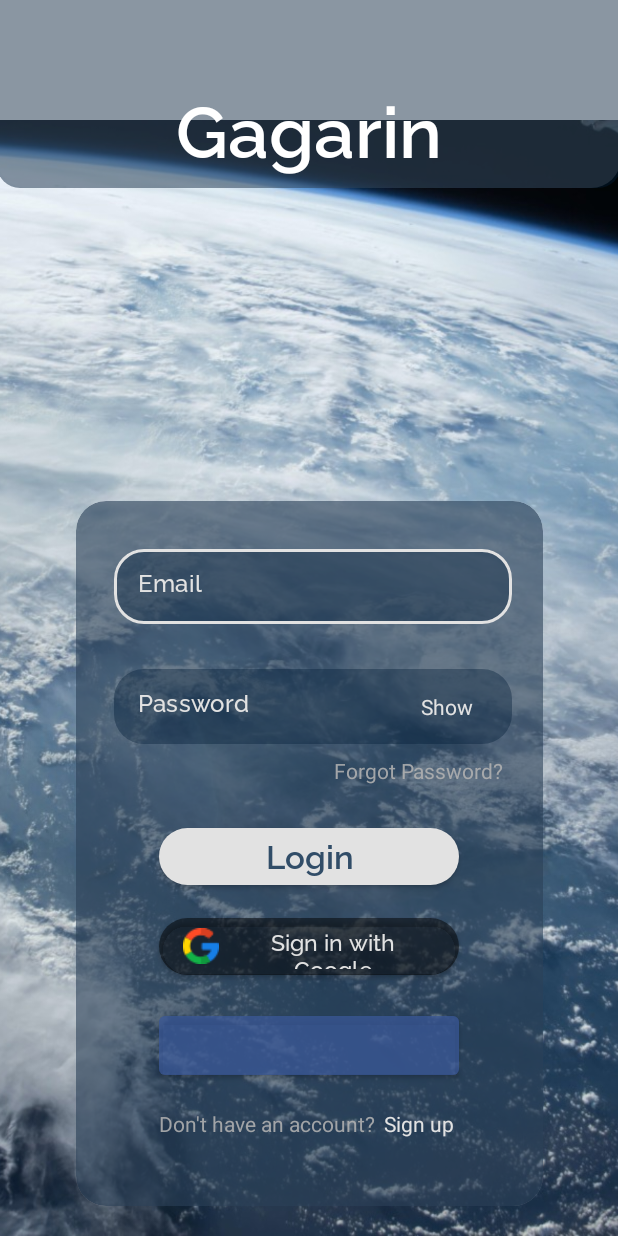
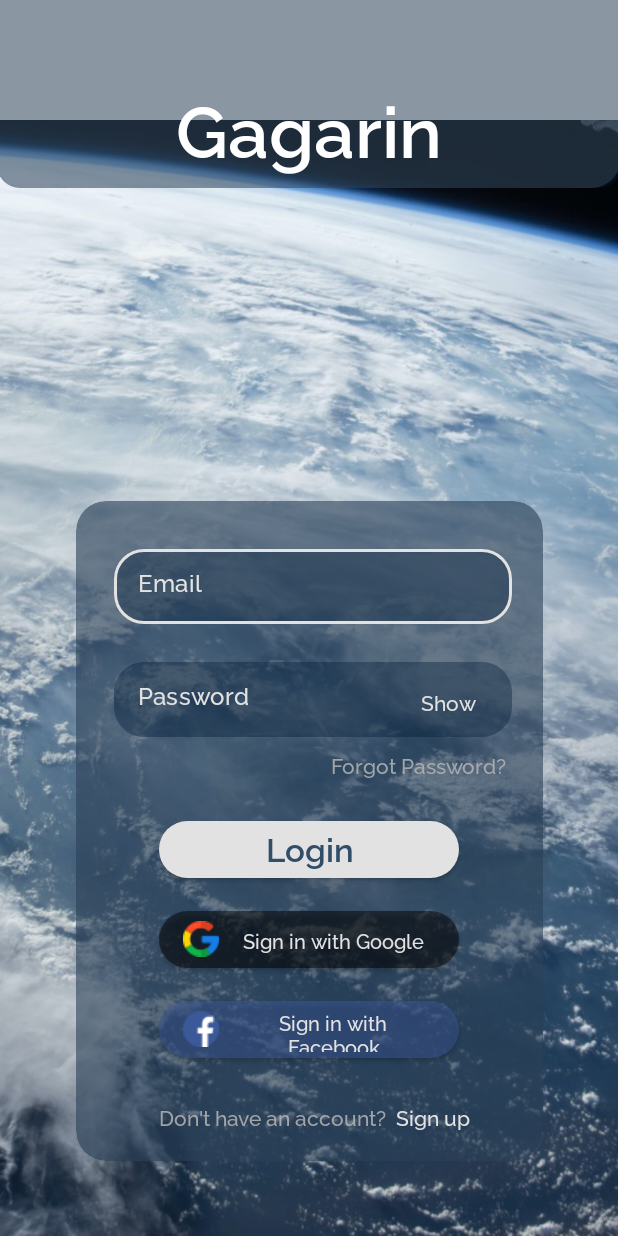
Before and after one commit to 2DAMUE/pfcjun21_gagarin, an Android app: the screen it shows after launch (LoginScreen), on a phone screen of 412 x 824 dp. Run offline under Robolectric (Android 15) with nearby library versions, the phone set to English and light mode, and no system bars; our stand-ins replace Firebase (no records; nobody signed in at launch, a user with empty details on screens opened directly); libraries missing offline, so code that uses them is left out: com.eightbitlab.supportrenderscriptblur, com.facebook, com.facebook.appevents, com.facebook.login, eightbitlab.com.blurview; plain views replace BlurView, LoginButton; 9 statements that could not run were skipped.

Commit message:
Retoques diseño Login y Register, margin botones, elementos, añadidos valores strings y mejorado el boton login facebook

```diff
--- a/app/src/main/java/com/pfc/gagarin/LoginScreen.java
+++ b/app/src/main/java/com/pfc/gagarin/LoginScreen.java
@@ -83,6 +83,7 @@ public class LoginScreen extends AppCompatActivity {
     private TextView tv_forgot;
     private Button btn_login;
     private Button btn_google;
+    private Button btn_facebook;
     private LoginButton login_facebook;
     private SpannableStringBuilder spanSB;
     private boolean condicion_toggle = false;
@@ -119,6 +120,7 @@ public class LoginScreen extends AppCompatActivity {
         tv_sign = findViewById(R.id.sign);
         btn_login = findViewById(R.id.BTN_login);
         btn_google = findViewById(R.id.sign_google);
+        btn_facebook = findViewById(R.id.button_facebook);
         login_facebook =(LoginButton) findViewById(R.id.login_button);
 
 
@@ -176,6 +178,12 @@ public class LoginScreen extends AppCompatActivity {
                 }else{
                     showToast("Email field cannot be empty");
                 }
+            }
+        });
+        btn_facebook.setOnClickListener(new View.OnClickListener() {
+            @Override
+            public void onClick(View v) {
+                login_facebook.performClick();
             }
         });
 
--- a/app/src/main/res/layout/activity_login_screen.xml
+++ b/app/src/main/res/layout/activity_login_screen.xml
@@ -19,8 +19,8 @@
     <eightbitlab.com.blurview.BlurView
         android:id="@+id/blur_card"
         android:layout_width="311dp"
-        android:layout_height="470dp"
-        android:layout_marginBottom="20dp"
+        android:layout_height="440dp"
+        android:layout_marginBottom="50dp"
         android:background="@drawable/text_style_2"
         app:layout_constraintBottom_toBottomOf="@+id/imageView"
         app:layout_constraintEnd_toEndOf="parent"
@@ -30,7 +30,7 @@
             android:id="@+id/card_content_login"
             style="@style/CardViewStyle"
             android:layout_width="311dp"
-            android:layout_height="470dp"
+            android:layout_height="440dp"
             android:layout_marginTop="0dp"
             android:fontFamily="@font/raleway_semibold"
             android:gravity="center_horizontal"
@@ -65,7 +65,9 @@
                     android:layout_width="match_parent"
                     android:layout_height="match_parent"
                     android:fontFamily="@font/raleway_medium"
+                    android:inputType="textEmailAddress"
                     android:hint="Email"
+                    android:layout_gravity="center"
                     android:paddingRight="50dp"
                     android:textColor="@color/super_white"
                     android:textColorHint="@color/super_white" />
@@ -77,7 +79,7 @@
                 android:layout_width="265dp"
                 android:layout_height="50dp"
                 android:layout_marginLeft="25dp"
-                android:layout_marginTop="112dp"
+                android:layout_marginTop="107dp"
                 android:elevation="8dp"
                 android:ems="10"
                 app:boxBackgroundColor="@color/opacity2"
@@ -106,9 +108,10 @@
                 android:id="@+id/forgot"
                 android:layout_width="wrap_content"
                 android:layout_height="wrap_content"
-                android:layout_marginLeft="172dp"
-                android:layout_marginTop="170dp"
+                android:layout_marginLeft="170dp"
+                android:layout_marginTop="165dp"
                 android:elevation="8dp"
+                android:fontFamily="@font/raleway_medium"
                 android:text="@string/forgot"
                 android:textColor="@color/gray" />
 
@@ -118,7 +121,7 @@
                 android:layout_width="200dp"
                 android:layout_height="50dp"
                 android:layout_marginLeft="55dp"
-                android:layout_marginTop="212dp"
+                android:layout_marginTop="207dp"
                 android:elevation="8dp"
                 android:fontFamily="@font/raleway_semibold"
                 android:paddingTop="1dp"
@@ -130,9 +133,9 @@
 
             <com.facebook.login.widget.LoginButton
                 android:id="@+id/login_button"
-                android:layout_width="200dp"
+                android:layout_width="0dp"
                 android:backgroundTint="@color/facebook_blue"
-                android:layout_height="wrap_content"
+                android:layout_height="0dp"
                 android:paddingTop="10dp"
                 android:paddingBottom="10dp"
                 android:layout_gravity="center_horizontal"
@@ -145,13 +148,30 @@
                 android:layout_width="200dp"
                 android:layout_height="50dp"
                 android:layout_marginLeft="55dp"
-                android:layout_marginTop="272dp"
+                android:layout_marginTop="267dp"
                 android:drawableLeft="@drawable/google"
                 android:elevation="8dp"
                 android:fontFamily="@font/raleway_medium"
                 android:text="@string/login_with_google"
                 android:textAppearance="@style/TextAppearance.AppCompat.Large"
-                android:textSize="15dp"
+                android:textSize="13.14dp"
+                app:layout_constraintBottom_toBottomOf="parent"
+                app:layout_constraintTop_toBottomOf="@+id/forgot"
+                app:layout_constraintVertical_bias="0.058" />
+
+            <com.google.android.material.button.MaterialButton
+                android:id="@+id/button_facebook"
+                style="@style/ButtonStraight3"
+                android:layout_width="200dp"
+                android:layout_height="50dp"
+                android:layout_marginLeft="55dp"
+                android:layout_marginTop="327dp"
+                android:drawableLeft="@drawable/facebook"
+                android:elevation="8dp"
+                android:fontFamily="@font/raleway_medium"
+                android:text="@string/login_with_facebook"
+                android:textAppearance="@style/TextAppearance.AppCompat.Large"
+                android:textSize="13.14dp"
                 app:layout_constraintBottom_toBottomOf="parent"
                 app:layout_constraintTop_toBottomOf="@+id/forgot"
                 app:layout_constraintVertical_bias="0.058" />
@@ -161,7 +181,8 @@
                 android:layout_width="wrap_content"
                 android:layout_height="wrap_content"
                 android:layout_marginLeft="55dp"
-                android:layout_marginTop="405dp"
+                android:layout_marginTop="400dp"
+                android:fontFamily="@font/raleway_medium"
                 android:elevation="8dp"
                 android:text="@string/account"
                 android:textColor="@color/gray" />
@@ -171,8 +192,10 @@
                 android:layout_width="wrap_content"
                 android:layout_height="wrap_content"
                 android:layout_marginLeft="205dp"
-                android:layout_marginTop="405dp"
+                android:layout_marginTop="400dp"
                 android:cursorVisible="true"
+                android:layout_marginStart="213dp"
+                android:fontFamily="@font/raleway_medium"
                 android:elevation="8dp"
                 android:text="@string/Sign"
                 android:textColor="@color/super_white" />
@@ -182,8 +205,9 @@
                 android:layout_width="wrap_content"
                 android:layout_height="wrap_content"
                 android:layout_marginLeft="230dp"
-                android:layout_marginTop="127dp"
+                android:layout_marginTop="123dp"
                 android:elevation="8dp"
+                android:fontFamily="@font/raleway_medium"
                 android:text="@string/Show"
                 android:textColor="@color/super_white" />
 
--- a/app/src/main/res/values/strings.xml
+++ b/app/src/main/res/values/strings.xml
@@ -6,6 +6,7 @@
     <string name="forgot">Forgot Password?</string>
     <string name="login">Login</string>
     <string name="login_with_google">Sign in with Google</string>
+    <string name="login_with_facebook">Sign in with Facebook</string>
     <string name="register">Register</string>
     <string name="account">Don\'t have an account?</string>
     <string name="Sign">Sign up</string>
@@ -33,6 +34,8 @@
     <!-- Login Facebook -->
     <string name="facebook_app_id">242835757644573</string>
     <string name="fb_login_protocol_scheme">fb242835757644573</string>
+    <string name="email_hint">Email</string>
+    <string name="username_hint">Username</string>
 
 
 </resources>
--- a/app/src/main/res/values/themes.xml
+++ b/app/src/main/res/values/themes.xml
@@ -69,6 +69,11 @@
         <item name="android:textColor">@color/super_white</item>
         <item name="cornerRadius">20dp</item>
     </style>
+    <style name="ButtonStraight3" parent="Widget.MaterialComponents.Button">
+        <item name="backgroundTint">@color/facebook_blue</item>
+        <item name="android:textColor">@color/super_white</item>
+        <item name="cornerRadius">20dp</item>
+    </style>
     <style name="CardViewStyle_9" parent="CardView">
         <item name="cardCornerRadius">20dp</item>
         <item name="cardElevation">0dp</item>
```
Also changed, not shown: app/src/main/res/layout/activity_register_screen.xml (+21 -18 lines), app/src/main/res/drawable/facebook.png (added).
